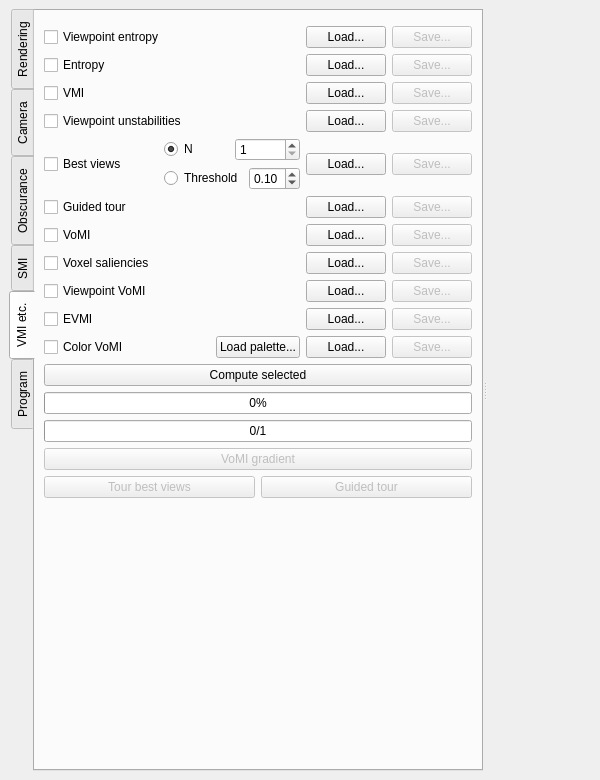
Old version of the form starviewer/src/extensions/playground/experimental3d/qexperimental3dextensionbase.ui in the repository starviewer-medical/starviewer.
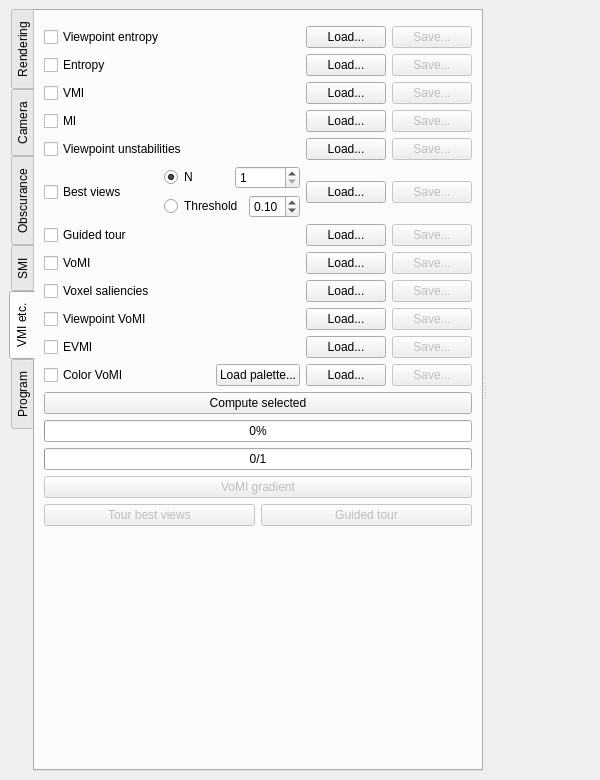
New version of the form. The open tabs and pages were chosen to show the change. Custom widgets are drawn as their Qt base class.

Diff of the .ui file:
```diff
--- a/starviewer/src/extensions/playground/experimental3d/qexperimental3dextensionbase.ui
+++ b/starviewer/src/extensions/playground/experimental3d/qexperimental3dextensionbase.ui
@@ -1793,6 +1793,40 @@
           </item>
          </layout>
         </item>
+        <item>
+         <layout class="QHBoxLayout" name="horizontalLayout_27">
+          <item>
+           <widget class="QCheckBox" name="m_computeMiCheckBox">
+            <property name="sizePolicy">
+             <sizepolicy hsizetype="Minimum" vsizetype="Fixed">
+              <horstretch>1</horstretch>
+              <verstretch>0</verstretch>
+             </sizepolicy>
+            </property>
+            <property name="text">
+             <string>MI</string>
+            </property>
+           </widget>
+          </item>
+          <item>
+           <widget class="QPushButton" name="m_loadMiPushButton">
+            <property name="text">
+             <string>Load...</string>
+            </property>
+           </widget>
+          </item>
+          <item>
+           <widget class="QPushButton" name="m_saveMiPushButton">
+            <property name="enabled">
+             <bool>false</bool>
+            </property>
+            <property name="text">
+             <string>Save...</string>
+            </property>
+           </widget>
+          </item>
+         </layout>
+        </item>
         <item>
          <layout class="QHBoxLayout" name="horizontalLayout_9">
           <item>
```
